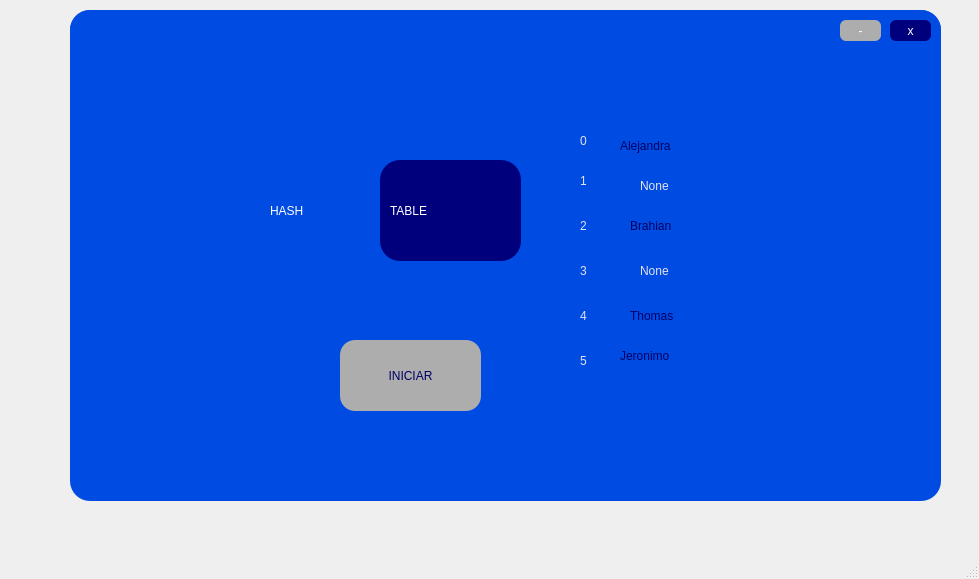
Before: the Qt Designer form diseno_ui/diseno_inicio.ui in ThomyALUN/proyecto-tablaHash, drawn with Qt 5.
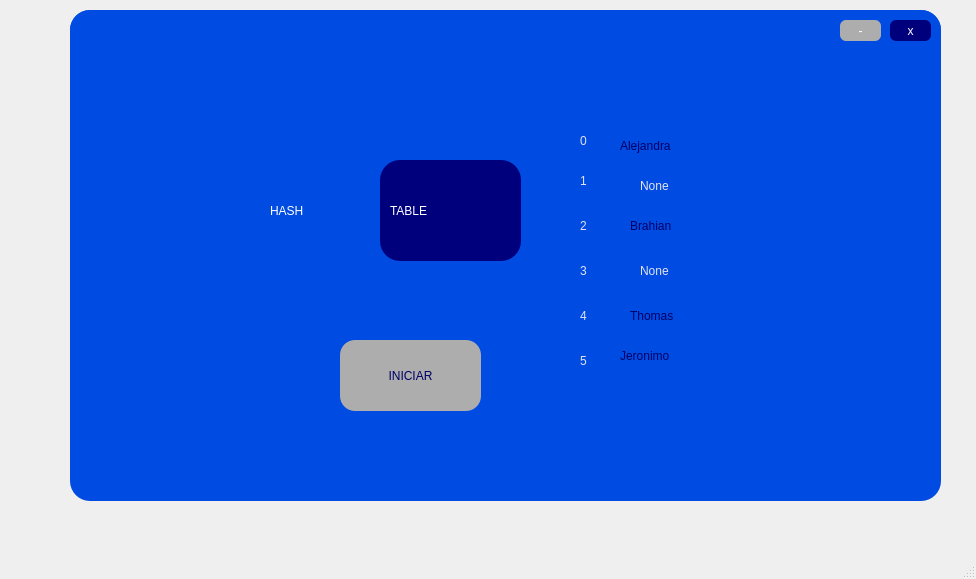
After: the same form once the commit is applied. Icons and pictures are not drawn.

Commit message: diseño ventana subir

The edit to the form file:
```diff
--- a/diseno_ui/diseno_inicio.ui
+++ b/diseno_ui/diseno_inicio.ui
@@ -6,7 +6,7 @@
    <rect>
     <x>0</x>
     <y>0</y>
-    <width>979</width>
+    <width>976</width>
     <height>579</height>
    </rect>
   </property>
```
Left out of the diff: 2 changed lines with no effect on the pictures. The commit also changes 5 other files.
